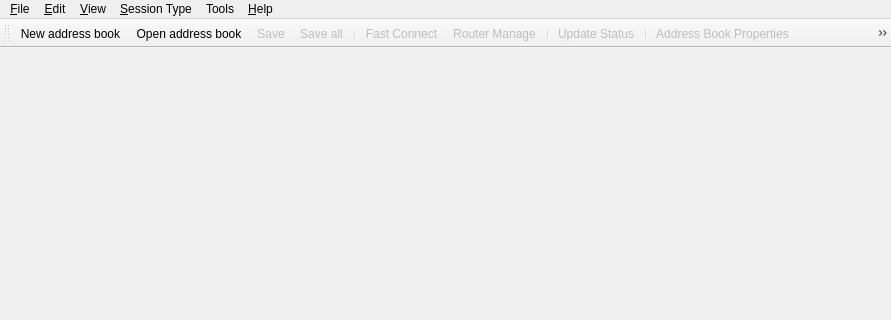
The window that source/console/main_window.ui (teoritty/aspia-sync) describes before a commit, drawn with Qt 5; both pictures show x 0 to 891 and y 0 to 320 of the 891 by 613 pixel window.
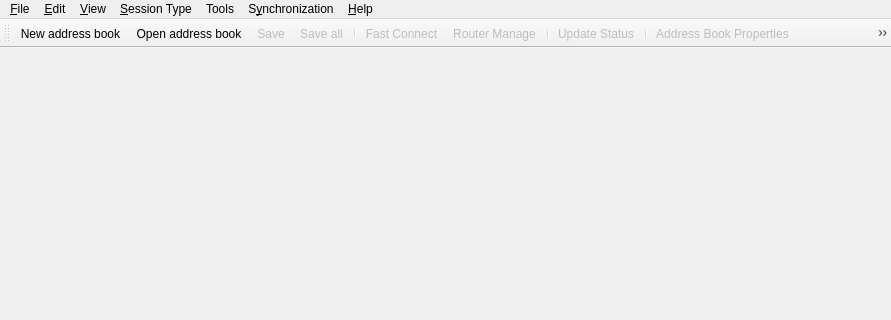
The same window after the commit. Icons and pictures are not drawn. Custom widgets are drawn as their Qt base class.

Commit message: Moved synchronization into a menu of its own.

The edit to the form file:
```diff
--- a/source/console/main_window.ui
+++ b/source/console/main_window.ui
@@ -151,11 +151,18 @@
     <addaction name="action_fast_connect"/>
     <addaction name="action_router_manage"/>
    </widget>
+   <widget class="QMenu" name="menu_sync">
+    <property name="title">
+     <string>S&amp;ynchronization</string>
+    </property>
+    <addaction name="action_sync"/>
+   </widget>
    <addaction name="menu_file"/>
    <addaction name="menu_edit"/>
    <addaction name="menu_view"/>
    <addaction name="menu_session_type"/>
    <addaction name="menuTools"/>
+   <addaction name="menu_sync"/>
    <addaction name="menu_help"/>
   </widget>
   <widget class="console::StatusBar" name="status_bar"/>
```
Left out of the diff: 3 changed lines with no effect on the pictures. The commit also changes 1 other file.
